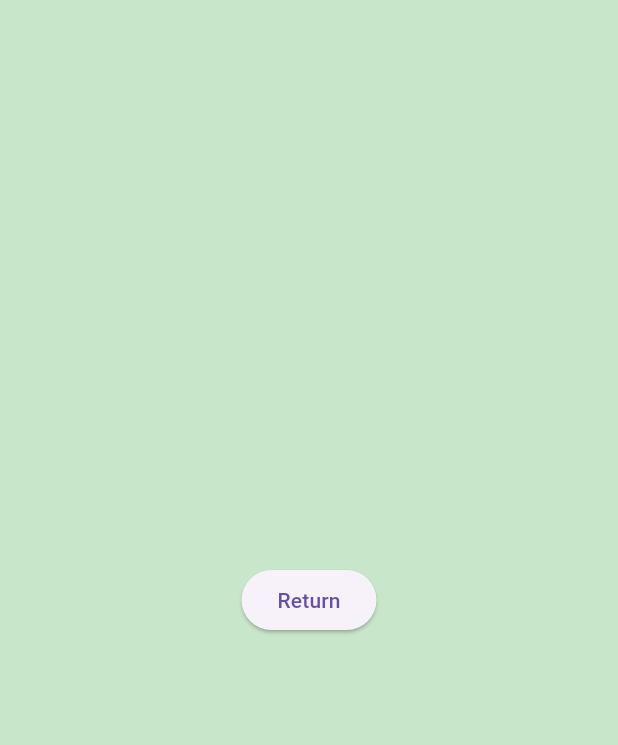
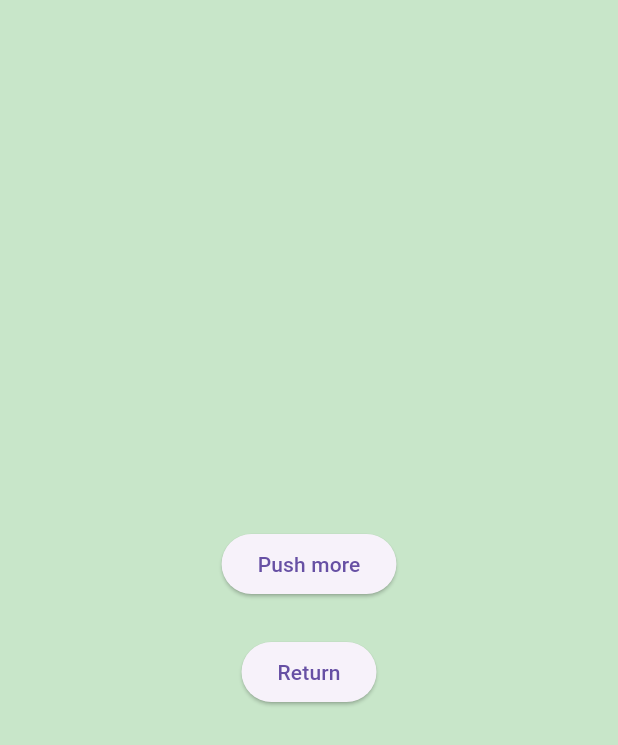
Before and after one commit to melvspace/draggable_route_flutter, a Flutter app: the screen it shows after launch, after a tap on "Open with Source", on a phone screen of 412 x 824 dp. Shown: the top 745 px of the screen. Run offline on Flutter 3.47's test engine with Material 3 defaults, Android fonts, the phone set to English and light mode, and no system bars.

Commit message:
chore(example): add target platform selection buttons

```diff
--- a/example/lib/main.dart
+++ b/example/lib/main.dart
@@ -1,23 +1,54 @@
 import 'package:draggable_route/draggable_route.dart';
+import 'package:flutter/foundation.dart';
 import 'package:flutter/material.dart';
 
 void main() {
   runApp(const MainApp());
 }
 
-class MainApp extends StatelessWidget {
+class MainApp extends StatefulWidget {
   const MainApp({super.key});
 
+  @override
+  State<MainApp> createState() => _MainAppState();
+}
+
+class _MainAppState extends State<MainApp> {
   @override
   Widget build(BuildContext context) {
     return MaterialApp(
       home: Scaffold(
         body: SizedBox(
           width: double.infinity,
+          child: SafeArea(
+            child: SingleChildScrollView(
               child: Column(
                 mainAxisAlignment: MainAxisAlignment.center,
                 crossAxisAlignment: CrossAxisAlignment.center,
                 children: [
+                  Padding(
+                    padding: const EdgeInsets.all(8.0),
+                    child: Wrap(
+                      alignment: WrapAlignment.center,
+                      spacing: 8,
+                      children: [
+                        for (final platform in TargetPlatform.values)
+                          ElevatedButton(
+                            style: ElevatedButton.styleFrom(
+                              padding: const EdgeInsets.symmetric(
+                                horizontal: 14,
+                              ),
+                              visualDensity: VisualDensity.compact,
+                            ),
+                            onPressed: () => setState(
+                              () =>
+                                  debugDefaultTargetPlatformOverride = platform,
+                            ),
+                            child: Text(platform.name),
+                          )
+                      ],
+                    ),
+                  ),
                   Builder(
                     builder: (context) {
                       return GestureDetector(
@@ -95,6 +126,8 @@ class MainApp extends StatelessWidget {
               ),
             ),
           ),
+        ),
+      ),
     );
   }
 }
@@ -113,10 +146,20 @@ class PageB extends StatelessWidget {
           crossAxisAlignment: CrossAxisAlignment.center,
           children: [
             ElevatedButton(
+              onPressed: () {
+                Navigator.of(context).push(
+                  DraggableRoute(
+                    builder: (context) => const PageB(),
+                  ),
+                );
+              },
+              child: const Text("Push more"),
+            ),
+            const SizedBox(height: 24),
+            ElevatedButton(
               onPressed: () => Navigator.pop(context),
               child: const Text("Return"),
             ),
-            const SizedBox(height: 24),
           ],
         ),
       ),
```
Also changed, not shown: example/pubspec.lock. Lines whose indentation alone changed are shown as unchanged.
